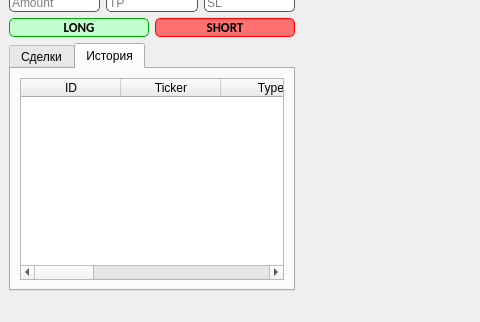
First picture: the form in mainwindow.ui, repository kozlik90/tradingSimulator, before the edit; both pictures show x 0 to 480 and y 348 to 670 of the 1168 by 670 pixel window.
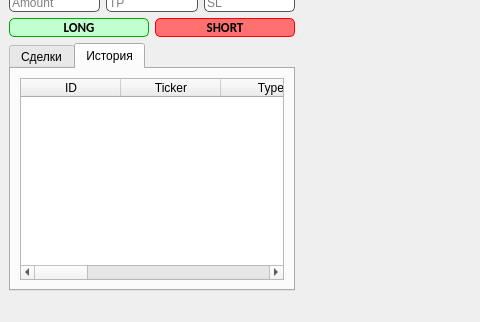
Second picture: the form after the edit. The open tabs and pages were chosen to show the change. Custom widgets are drawn as their Qt base class.

What changed in the file:
```diff
--- a/mainwindow.ui
+++ b/mainwindow.ui
@@ -346,6 +346,11 @@
                 <string>Entry Price</string>
                </property>
               </column>
+              <column>
+               <property name="text">
+                <string>Close Price</string>
+               </property>
+              </column>
               <column>
                <property name="text">
                 <string>Amount</string>
@@ -356,16 +361,16 @@
                 <string>P/L</string>
                </property>
               </column>
+              <column>
+               <property name="text">
+                <string>Open Time</string>
+               </property>
+              </column>
               <column>
                <property name="text">
                 <string>Close Time</string>
                </property>
               </column>
-              <column>
-               <property name="text">
-                <string>Status</string>
-               </property>
-              </column>
              </widget>
             </item>
            </layout>
```
Left out of the diff: 11 changed lines with no effect on the pictures.
